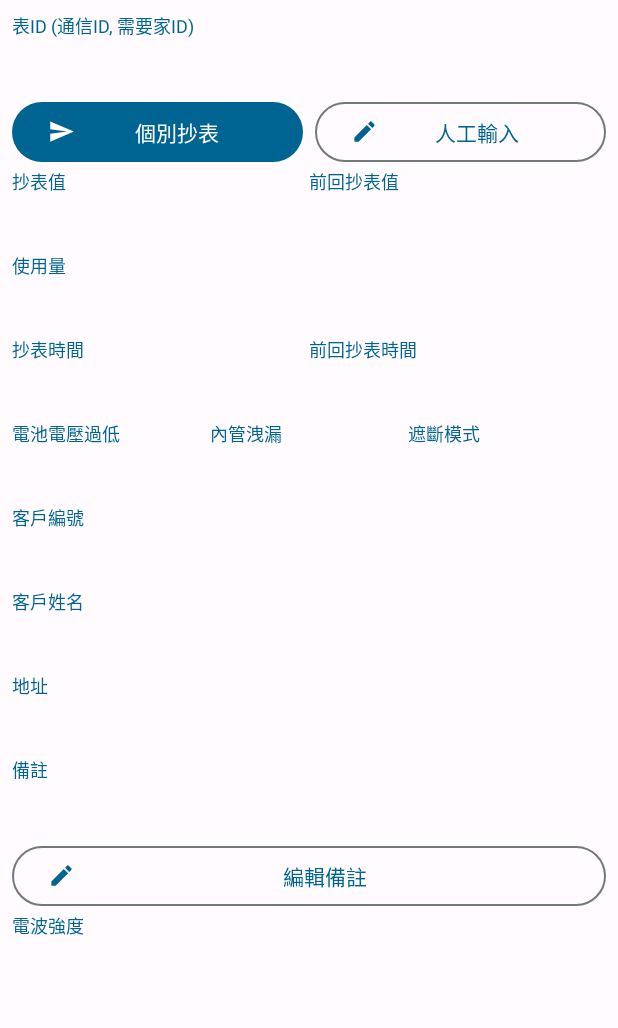
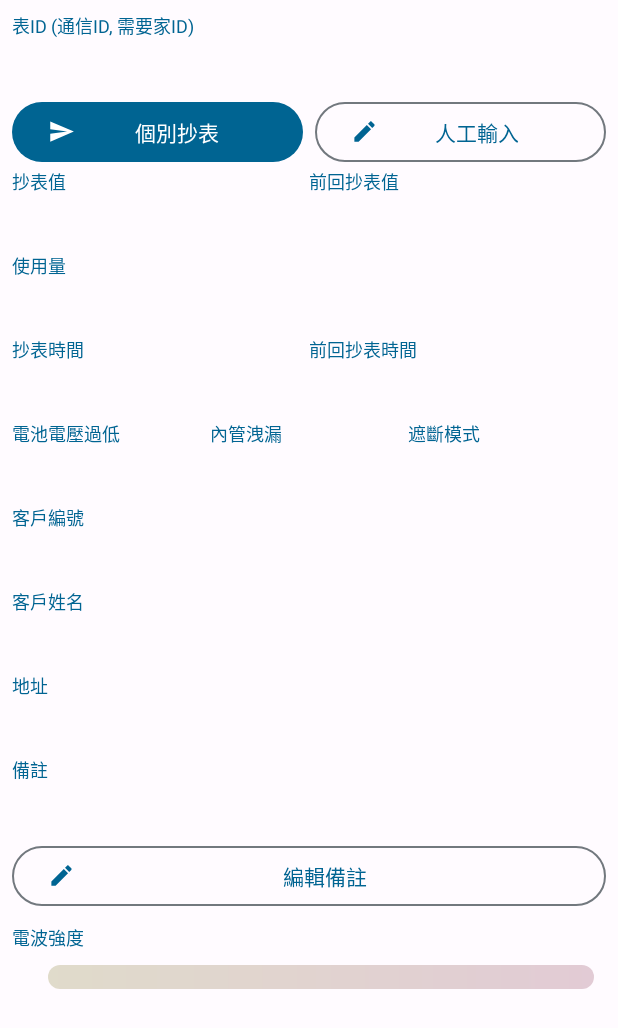
Before and after one commit to wkai2573/wi_android_GasMater, an Android app: the fragment MeterInfoFragment shown on its own in the app's theme, on a phone screen of 412 x 824 dp. Shown: the top 1028 px of the screen. Run offline under Robolectric (Android 15) with nearby library versions, the phone set to English and light mode, and no system bars.

Commit message:
feat: 電波強度bar

```diff
--- a/app/build.gradle
+++ b/app/build.gradle
@@ -14,7 +14,7 @@ android {
         minSdk 29
         targetSdk 33
         versionCode 1
-        versionName "0.5"
+        versionName "0.55"
 
         testInstrumentationRunner "androidx.test.runner.AndroidJUnitRunner"
     }
--- a/app/src/main/java/com/wavein/gasmeter/tools/SharedEvent.kt
+++ b/app/src/main/java/com/wavein/gasmeter/tools/SharedEvent.kt
@@ -3,12 +3,10 @@ package com.wavein.gasmeter.tools
 import android.content.DialogInterface
 import android.view.View
 import androidx.appcompat.app.AlertDialog
-import androidx.lifecycle.lifecycleScope
 import com.google.android.material.snackbar.Snackbar
 import com.wavein.gasmeter.ui.loading.Tip
 import kotlinx.coroutines.flow.MutableSharedFlow
 import kotlinx.coroutines.flow.MutableStateFlow
-import kotlinx.coroutines.launch
 
 // 共用事件
 sealed class SharedEvent {
@@ -33,7 +31,7 @@ sealed class SharedEvent {
 	) : SharedEvent()
 
 	data class ShowDialogB(
-		val builder:AlertDialog,
+		val alertDialog:AlertDialog,
 	) : SharedEvent()
 
 	companion object {
--- a/app/src/main/java/com/wavein/gasmeter/ui/MainActivity.kt
+++ b/app/src/main/java/com/wavein/gasmeter/ui/MainActivity.kt
@@ -5,14 +5,12 @@ import android.content.Context
 import android.graphics.Color
 import android.os.Bundle
 import android.view.View
-import android.widget.Button
 import androidx.activity.OnBackPressedCallback
 import androidx.activity.viewModels
 import androidx.appcompat.app.AppCompatActivity
 import androidx.lifecycle.Lifecycle
 import androidx.lifecycle.lifecycleScope
 import androidx.lifecycle.repeatOnLifecycle
-import androidx.navigation.findNavController
 import androidx.navigation.fragment.NavHostFragment
 import androidx.navigation.ui.AppBarConfiguration
 import androidx.navigation.ui.setupActionBarWithNavController
@@ -220,7 +218,7 @@ class MainActivity : AppCompatActivity() {
 						}
 						// 訊息對話框 by builder
 						is SharedEvent.ShowDialogB -> {
-							event.builder.show()
+							event.alertDialog.show()
 						}
 					}
 				}
--- a/app/src/main/java/com/wavein/gasmeter/ui/meterwork/row/MeterInfoFragment.kt
+++ b/app/src/main/java/com/wavein/gasmeter/ui/meterwork/row/MeterInfoFragment.kt
@@ -64,17 +64,17 @@ class MeterInfoFragment : Fragment() {
 						binding.fieldMeterDegree.setValue(meterDegreeText, if (it.meterDegree == null) Color.RED else Color.BLACK)
 						binding.fieldLastMeterDegree.setValue(it.lastMeterDegree?.toString() ?: "")
 						binding.fieldDegreesUsed.setValue(it.degreesUsed?.toString() ?: "")
-						binding.fieldMeterReadTime.setValue("${it.meterReadTime}")
-						binding.fieldLastMeterReadTime.setValue("${it.lastMeterReadTime}")
+						binding.fieldMeterReadTime.setValue(it.meterReadTime ?: "")
+						binding.fieldLastMeterReadTime.setValue(it.lastMeterReadTime ?: "")
 						binding.fieldAlarm1.setValue(booleanRender(it.batteryVoltageDropAlarm))
 						binding.fieldAlarm2.setValue(booleanRender(it.innerPipeLeakageAlarm))
 						binding.fieldAlarm3.setValue(booleanRender(it.shutoff))
 						binding.fieldCustId.setValue(it.custId)
 						binding.fieldCustName.setValue(it.custName)
 						binding.fieldCustAddr.setValue(it.custAddr)
-						binding.fieldRemark.setValue("${it.remark}")
-						// todo 電波強度用bar顯示
-						binding.fieldElectricFieldStrength.setValue(it.electricFieldStrength ?: "")
+						binding.fieldRemark.setValue(it.remark ?: "")
+						binding.electricFieldStrengthTv.text = it.electricFieldStrength ?: ""
+						binding.electricFieldStrengthProgressBar.progress = it.electricFieldStrength?.toInt() ?: 0
 					}
 				}
 			}
--- /dev/null
+++ b/app/src/main/res/drawable/progress_bar.xml
@@ -0,0 +1,28 @@
+<?xml version="1.0" encoding="utf-8"?>
+<layer-list xmlns:android="http://schemas.android.com/apk/res/android">
+  <!-- Define the background properties like color etc -->
+  <item android:id="@android:id/background">
+    <shape>3
+      <gradient android:angle="180"
+        android:centerColor="#4D989151"
+        android:centerY="1.0"
+        android:endColor="#4D608563"
+        android:startColor="#4D9E5C73" />
+      <corners android:radius="20dp" />
+    </shape>
+  </item>
+
+  <!-- Define the progress properties like start color, end color etc -->
+  <item android:id="@android:id/progress">
+    <clip>
+      <shape>
+        <gradient android:angle="0"
+          android:centerColor="#FFF176"
+          android:centerX="0.25"
+          android:endColor="#81C784"
+          android:startColor="#F06292" />
+        <corners android:radius="20dp" />
+      </shape>
+    </clip>
+  </item>
+</layer-list>
--- a/app/src/main/res/layout/fragment_meter_info.xml
+++ b/app/src/main/res/layout/fragment_meter_info.xml
@@ -145,11 +145,37 @@
       android:text="編輯備註"
       app:icon="@drawable/ic_edit_24" />
 
-    <com.wavein.gasmeter.ui.component.Field
-      android:id="@+id/field_electricFieldStrength"
+    <TextView
       android:layout_width="wrap_content"
       android:layout_height="wrap_content"
-      app:title="電波強度" />
+      android:layout_marginTop="8dp"
+      android:text="電波強度"
+      android:textColor="?attr/colorPrimary"
+      android:textSize="12sp" />
+
+    <LinearLayout
+      android:layout_width="match_parent"
+      android:layout_height="wrap_content"
+      android:layout_margin="8dp"
+      android:gravity="center">
+
+      <TextView
+        android:id="@+id/electricFieldStrengthTv"
+        android:layout_width="wrap_content"
+        android:layout_height="wrap_content"
+        android:layout_marginEnd="16dp"
+        tools:text="5" />
+
+      <ProgressBar
+        android:id="@+id/electricFieldStrength_progressBar"
+        style="@style/MacroHorizontalProgressBarStyle"
+        android:layout_width="0dp"
+        android:layout_height="wrap_content"
+        android:layout_weight="1"
+        android:max="9"
+        android:progressDrawable="@drawable/progress_bar"
+        tools:progress="5" />
+    </LinearLayout>
 
   </LinearLayout>
 </androidx.core.widget.NestedScrollView>
--- a/app/src/main/res/layout/fragment_test.xml
+++ b/app/src/main/res/layout/fragment_test.xml
@@ -146,7 +146,7 @@
     app:layout_constraintBottom_toBottomOf="parent"
     app:layout_constraintEnd_toEndOf="parent"
     app:layout_constraintStart_toStartOf="parent"
-    app:layout_constraintTop_toBottomOf="@+id/sendInputLayout">
+    app:layout_constraintTop_toBottomOf="@+id/sendInput">
 
     <LinearLayout
       android:layout_width="match_parent"
--- a/app/src/main/res/values/styles.xml
+++ b/app/src/main/res/values/styles.xml
@@ -1,7 +1,7 @@
 <?xml version="1.0" encoding="utf-8"?>
 <resources>
 
-  <!-- 對話框樣式 -->
+  <!-- 對話框樣式(棄用) -->
   <style name="MyAlertDialogTheme" parent="@style/ThemeOverlay.MaterialComponents.MaterialAlertDialog">
     <item name="materialAlertDialogTitleTextStyle">@style/AlertDialog.Title.Text</item>
     <item name="materialAlertDialogBodyTextStyle">@style/AlertDialog.Body.Text</item>
@@ -16,4 +16,13 @@
     <item name="android:textStyle">bold</item>
   </style>
 
+
+  <!-- 進度條 -->
+  <!-- https://miguel-lasa.medium.com/lightning-round-android-gradient-progress-bar-d7ee38223c3f -->
+  <style name="MacroHorizontalProgressBarStyle" parent="Widget.AppCompat.ProgressBar.Horizontal">
+    <item name="android:layout_width">0dp</item>
+    <item name="android:layout_height">5dp</item>
+    <item name="android:max">100</item>
+  </style>
+
 </resources>
```
